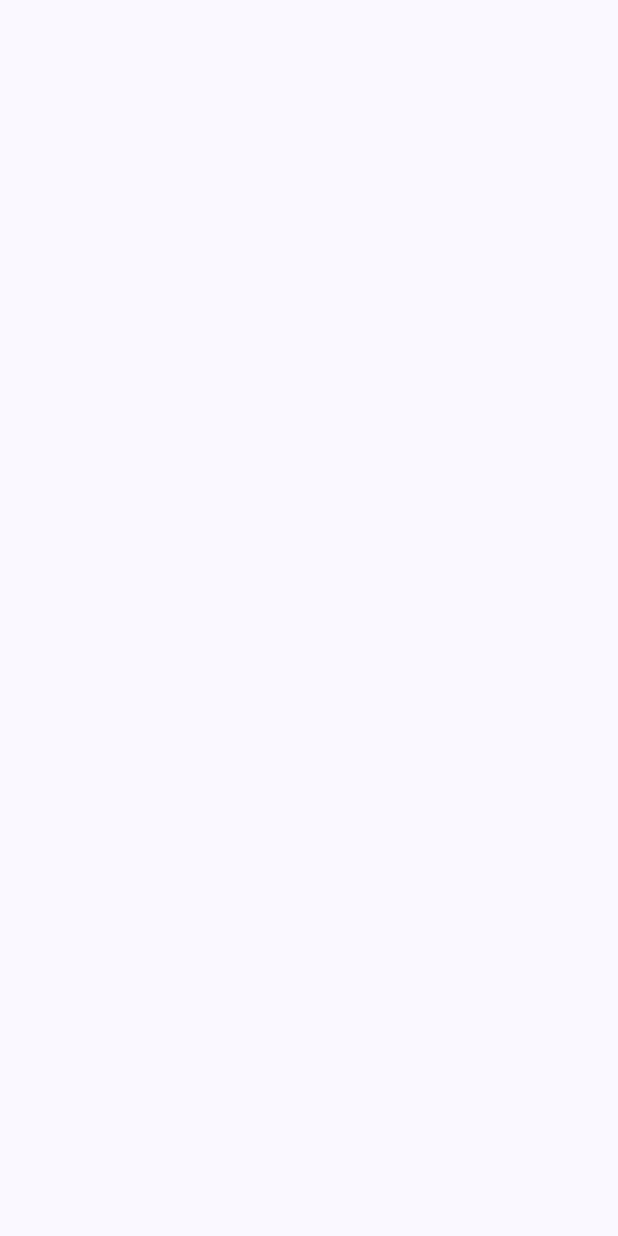
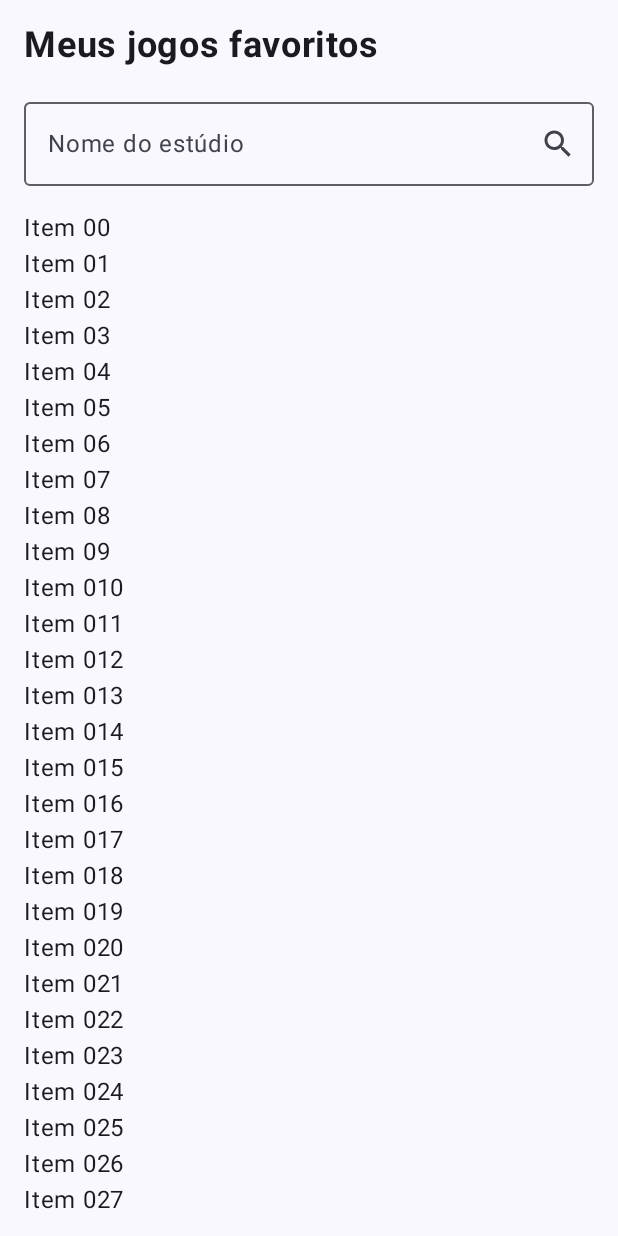
Before and after one commit to lucasrmanhaes/listasAndroid, an Android app built with Jetpack Compose: the screen it shows after launch (MainActivity), on a phone screen of 412 x 824 dp. Before the commit the screen is empty. Run offline under Robolectric (Android 15) with nearby library versions, the phone set to English and light mode, and no system bars.

Commit message:
Adicionando items em uma lista dinamica com LazyColumn

```diff
--- a/app/src/main/java/com/lucas/listaslazy/MainActivity.kt
+++ b/app/src/main/java/com/lucas/listaslazy/MainActivity.kt
@@ -6,10 +6,10 @@ import androidx.activity.compose.setContent
 import androidx.compose.foundation.layout.fillMaxSize
 import androidx.compose.material3.MaterialTheme
 import androidx.compose.material3.Surface
-import androidx.compose.material3.Text
-import androidx.compose.runtime.Composable
+import androidx.compose.runtime.mutableStateOf
+import androidx.compose.runtime.remember
 import androidx.compose.ui.Modifier
-import androidx.compose.ui.tooling.preview.Preview
+import com.lucas.listaslazy.screens.GamesScreen
 import com.lucas.listaslazy.ui.theme.ListasLazyTheme
 
 class MainActivity : ComponentActivity() {
@@ -22,7 +22,8 @@ class MainActivity : ComponentActivity() {
                     modifier = Modifier.fillMaxSize(),
                     color = MaterialTheme.colorScheme.background
                 ) {
-
+                    var estudio = remember{ mutableStateOf("") }
+                    GamesScreen(estudio)
                 }
             }
         }
--- /dev/null
+++ b/app/src/main/java/com/lucas/listaslazy/screens/GamesScreen.kt
@@ -0,0 +1,62 @@
+package com.lucas.listaslazy.screens
+
+import androidx.compose.foundation.layout.Column
+import androidx.compose.foundation.layout.Spacer
+import androidx.compose.foundation.layout.fillMaxWidth
+import androidx.compose.foundation.layout.height
+import androidx.compose.foundation.layout.padding
+import androidx.compose.foundation.lazy.LazyColumn
+import androidx.compose.material.icons.Icons
+import androidx.compose.material.icons.filled.Search
+import androidx.compose.material3.Icon
+import androidx.compose.material3.IconButton
+import androidx.compose.material3.OutlinedTextField
+import androidx.compose.material3.Text
+import androidx.compose.runtime.Composable
+import androidx.compose.runtime.MutableState
+import androidx.compose.runtime.mutableStateOf
+import androidx.compose.runtime.remember
+import androidx.compose.ui.Modifier
+import androidx.compose.ui.text.font.FontWeight
+import androidx.compose.ui.unit.dp
+import androidx.compose.ui.unit.sp
+
+@Composable
+fun GamesScreen(estudio: MutableState<String>){
+    var item = remember { mutableStateOf(1) }
+
+    Column(
+        modifier = Modifier.padding(16.dp)
+    ) {
+        Text(
+            text = "Meus jogos favoritos",
+            fontSize = 24.sp,
+            fontWeight = FontWeight.Bold
+        )
+        Spacer(modifier = Modifier.height(16.dp))
+        OutlinedTextField(
+            value = estudio.value,
+            onValueChange = {estudio.value = it},
+            modifier = Modifier.fillMaxWidth(),
+            label = {
+                Text(text = "Nome do estúdio")
+            },
+            trailingIcon = {
+                IconButton(onClick = { }) {
+                    Icon(
+                        imageVector = Icons.Default.Search,
+                        contentDescription = ""
+                    )
+                }
+            }
+        )
+        Spacer(modifier = Modifier.height(16.dp))
+
+        LazyColumn {
+            items(40){
+                Text(text = "Item 0$it")
+            }
+        }
+
+    }
+}
--- /dev/null
+++ b/app/src/main/res/drawable/baseline_search_24.xml
@@ -0,0 +1,5 @@
+<vector xmlns:android="http://schemas.android.com/apk/res/android" android:height="24dp" android:tint="#000000" android:viewportHeight="24" android:viewportWidth="24" android:width="24dp">
+
+    <path android:fillColor="@android:color/white" android:pathData="M15.5,14h-0.79l-0.28,-0.27C15.41,12.59 16,11.11 16,9.5 16,5.91 13.09,3 9.5,3S3,5.91 3,9.5 5.91,16 9.5,16c1.61,0 3.09,-0.59 4.23,-1.57l0.27,0.28v0.79l5,4.99L20.49,19l-4.99,-5zM9.5,14C7.01,14 5,11.99 5,9.5S7.01,5 9.5,5 14,7.01 14,9.5 11.99,14 9.5,14z"/>
+
+</vector>
```
